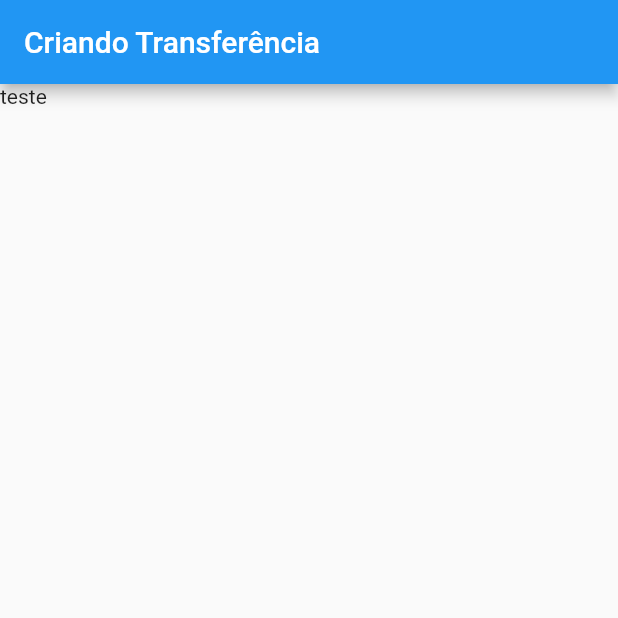
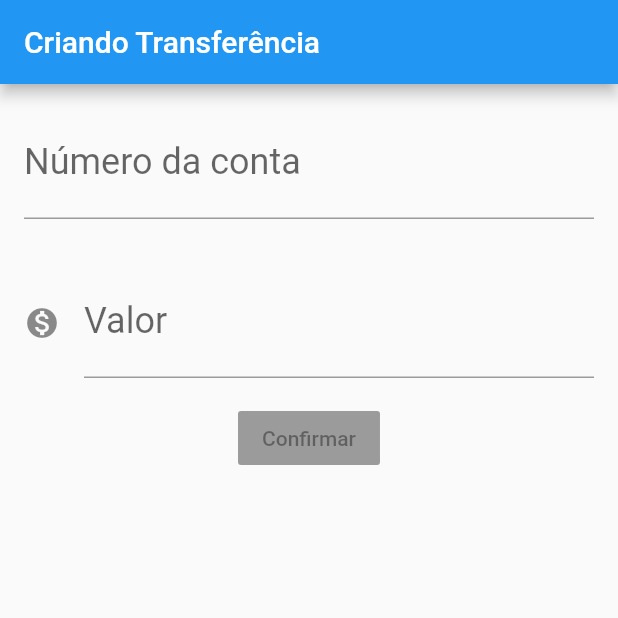
Before and after one commit to ohenriquemonte/flutter-I-alr, a Flutter app: the screen it shows after launch, on a phone screen of 412 x 824 dp, the top half of it. Run offline on Flutter 3.47's test engine with Material 2 defaults, Android fonts, the phone set to English and light mode, and no system bars.

Commit message:
03.03 - Montando o layout do formulário

```diff
--- a/lib/main.dart
+++ b/lib/main.dart
@@ -18,7 +18,40 @@ class FormularioTransferencia extends StatelessWidget {
   Widget build(BuildContext context) {
     return Scaffold(
         appBar: AppBar(title: Text('Criando Transferência')),
-        body: Text('teste'));
+        body: Column(
+          children: <Widget>[
+            Padding(
+              padding: const EdgeInsets.all(16.0),
+              child: TextField(
+                style: TextStyle(
+                  fontSize: 24.0,
+                ),
+                decoration: InputDecoration(
+                  labelText: 'Número da conta',
+                  hintText: '0000',
+                ),
+                keyboardType: TextInputType.number,
+              ),
+            ),
+            Padding(
+              padding: const EdgeInsets.fromLTRB(16.0, 16.0,16.0,16.0),
+              child: TextField(
+                style: TextStyle(
+                  fontSize: 24.0,
+                ),
+                decoration: InputDecoration(
+                  icon: Icon(Icons.monetization_on),
+                  labelText: 'Valor',
+                  hintText: '0.00',
+                ),
+                keyboardType: TextInputType.number,
+              ),
+            ),
+            RaisedButton(
+              child: Text('Confirmar'),
+            )
+          ],
+        ));
   }
 }
 
```
